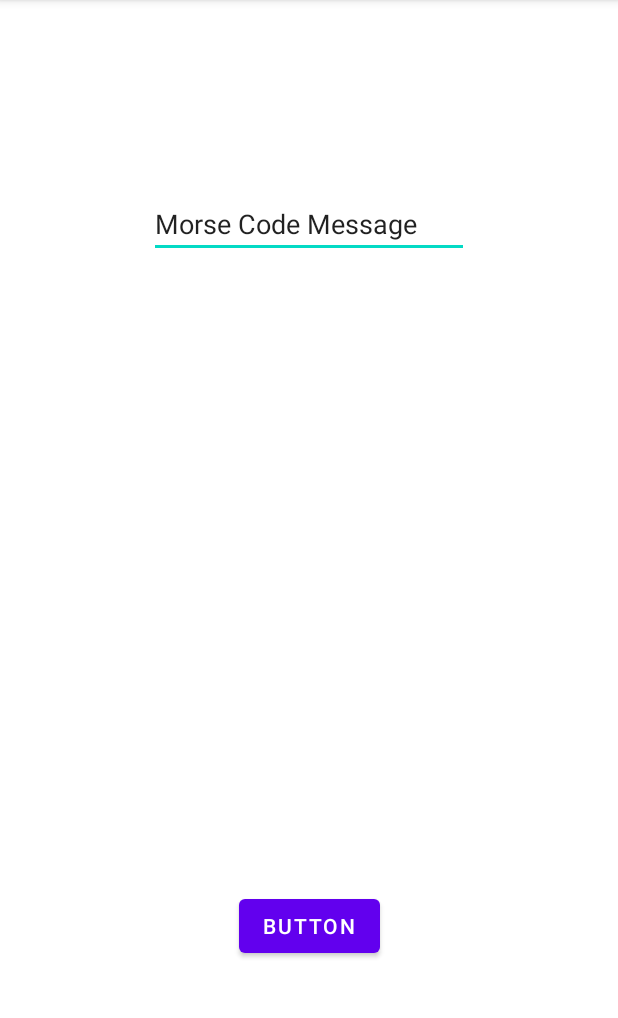
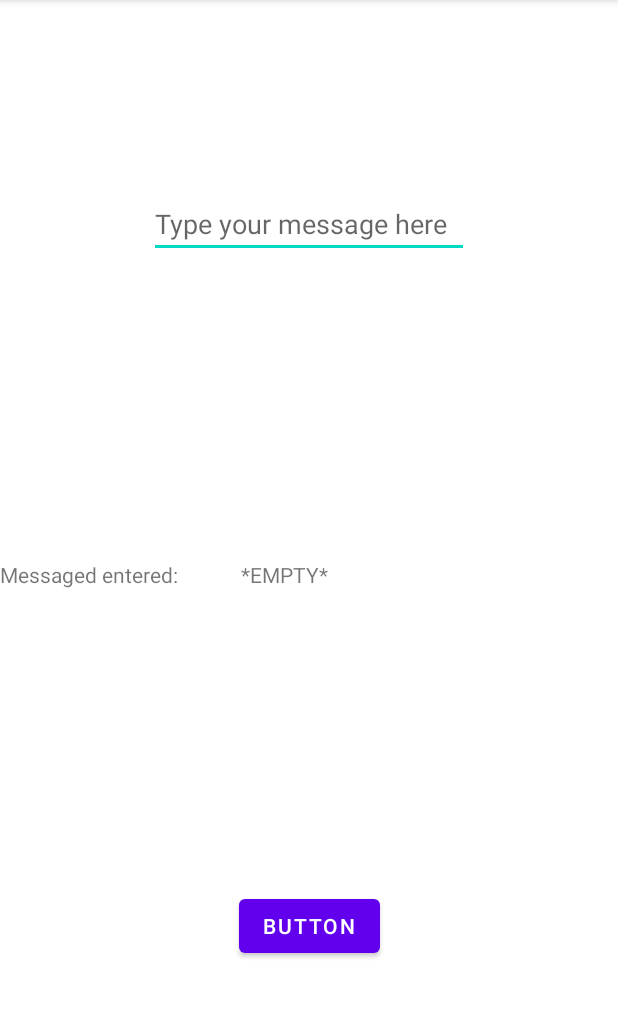
Before and after one commit to kartikmehta8/Morse-Code-Flashlight, an Android app: the CustomInputActivity screen opened directly, with no data from a screen before it, on a phone screen of 412 x 824 dp, the part 84-1102 px from its top. Run offline under Robolectric (Android 15) with nearby library versions, the phone set to English and light mode, and no system bars.

Commit message:
Added confirmation for custom message input

```diff
--- a/app/src/main/java/android/example/morsecodeflashlight/CustomInputActivity.java
+++ b/app/src/main/java/android/example/morsecodeflashlight/CustomInputActivity.java
@@ -1,13 +1,36 @@
 package android.example.morsecodeflashlight;
 
+import android.view.View;
+import android.widget.Button;
+import android.widget.EditText;
+import android.widget.TextView;
 import androidx.appcompat.app.AppCompatActivity;
 import android.os.Bundle;
 
 public class CustomInputActivity extends AppCompatActivity {
+    private Button mSendButton;
+    private EditText mEditText;
+    private TextView mMessageRepeated;
 
     @Override
     protected void onCreate(Bundle savedInstanceState) {
         super.onCreate(savedInstanceState);
         setContentView(R.layout.activity_custom_input);
+
+        // Initialize views
+        mSendButton = findViewById(R.id.sendButton);
+        mEditText = findViewById(R.id.editText);
+        mMessageRepeated = findViewById(R.id.messageRepeated);
+
+        // Initialize OnClicks for Views
+        mSendButton.setOnClickListener(new View.OnClickListener() {
+            @Override
+            public void onClick(View view) {
+                // Get the text from mEditText;
+                String textMessage = mEditText.getText().toString();
+                // Set the text from mEditText to
+                mMessageRepeated.setText(textMessage);
+            }
+        });
     }
 }
--- a/app/src/main/res/layout/activity_custom_input.xml
+++ b/app/src/main/res/layout/activity_custom_input.xml
@@ -7,17 +7,38 @@
     tools:context=".CustomInputActivity">
 
     <EditText
-        android:id="@+id/editTextTextPersonName"
+        android:id="@+id/editText"
         android:layout_width="wrap_content"
         android:layout_height="wrap_content"
         android:ems="10"
         android:inputType="textAutoComplete"
-        android:text="Morse Code Message"
         android:hint="Type your message here"
         app:layout_constraintEnd_toEndOf="parent"
         app:layout_constraintStart_toStartOf="parent"
         app:layout_constraintTop_toTopOf="parent"
         app:layout_constraintBottom_toTopOf="@id/sendButton"/>
+
+    <androidx.appcompat.widget.LinearLayoutCompat
+        android:layout_width="match_parent"
+        android:layout_height="wrap_content"
+        android:orientation="horizontal"
+        app:layout_constraintBottom_toTopOf="@+id/sendButton"
+        app:layout_constraintTop_toBottomOf="@+id/editText">
+
+        <TextView
+            android:id="@+id/messageConfirmation"
+            android:layout_width="wrap_content"
+            android:layout_height="wrap_content"
+            android:layout_weight="1"
+            android:text="Messaged entered: " />
+
+        <TextView
+            android:id="@+id/messageRepeated"
+            android:layout_width="wrap_content"
+            android:layout_height="wrap_content"
+            android:text="*EMPTY*"
+            android:layout_weight="5"/>
+    </androidx.appcompat.widget.LinearLayoutCompat>
 
     <Button
         android:id="@+id/sendButton"
@@ -28,5 +49,7 @@
         app:layout_constraintBottom_toBottomOf="parent"
         app:layout_constraintEnd_toEndOf="parent"
         app:layout_constraintStart_toStartOf="parent"
-        app:layout_constraintTop_toBottomOf="@+id/editTextTextPersonName" />
+        app:layout_constraintTop_toBottomOf="@+id/editText" />
+
+
 </androidx.constraintlayout.widget.ConstraintLayout>
```
